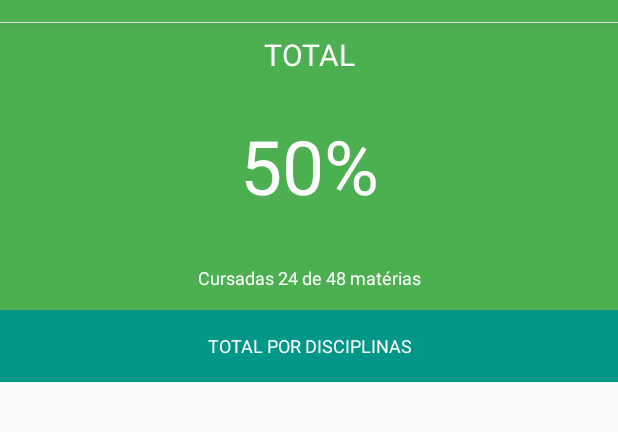
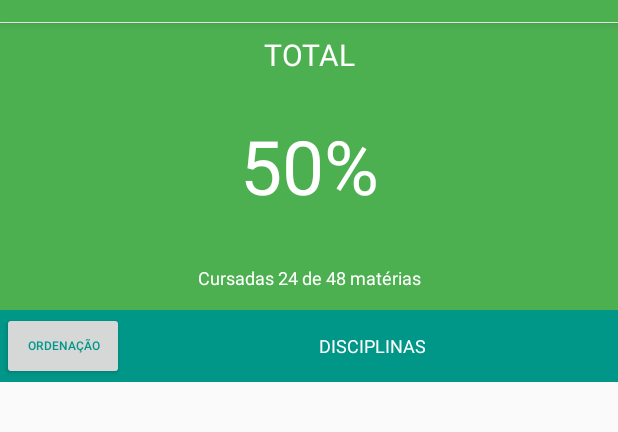
Before and after one commit to duanbressan/falta_muito, an Android app: the screen it shows after launch (MainActivity), on a phone screen of 412 x 824 dp, the part 62-494 px from its top. Run offline under Robolectric (Android 15) with nearby library versions, the phone set to English and light mode, and no system bars; libraries missing offline, so code that uses them is left out: io.realm, org.achartengine; 17 statements that could not run were skipped.

Commit message:
Início da criação de métodos de ordenação na tela principal

```diff
--- a/app/build.gradle
+++ b/app/build.gradle
@@ -6,7 +6,7 @@ android {
 
     defaultConfig {
         applicationId "duan.example.faltamuito"
-        minSdkVersion 19
+        minSdkVersion 17
         targetSdkVersion 23
         versionCode 1
         versionName "1.0"
--- a/app/src/main/java/duan/example/faltamuito/MaterialsActivity.java
+++ b/app/src/main/java/duan/example/faltamuito/MaterialsActivity.java
@@ -1,6 +1,5 @@
 package duan.example.faltamuito;
 
-import android.app.ActionBar;
 import android.content.Intent;
 import android.os.Bundle;
 import android.support.design.widget.TabLayout;
@@ -14,7 +13,6 @@ import android.view.MenuItem;
 import android.view.View;
 import android.view.ViewGroup;
 import android.widget.ListView;
-import android.widget.TextView;
 
 import java.util.ArrayList;
 import java.util.List;
@@ -25,7 +23,6 @@ import duan.example.faltamuito.adapters.SubjectsAdapter;
 import duan.example.faltamuito.adapters.TabBarAdapter;
 import duan.example.faltamuito.models.Category;
 import duan.example.faltamuito.models.Subject;
-
 
 public class MaterialsActivity extends AppCompatActivity {
 
@@ -65,7 +62,6 @@ public class MaterialsActivity extends AppCompatActivity {
         getSupportActionBar().setHomeButtonEnabled(true);
         getSupportActionBar().setDisplayHomeAsUpEnabled(true);
         getSupportActionBar().setDisplayShowHomeEnabled(true);
-
     }
 
     @Override
@@ -86,7 +82,6 @@ public class MaterialsActivity extends AppCompatActivity {
     }
 
     public static class MyFragment extends Fragment {
-
         private View fragment;
         private static final String KEY = "subject";
         private ListView listViewSubject;
--- a/app/src/main/res/layout/content_main.xml
+++ b/app/src/main/res/layout/content_main.xml
@@ -53,16 +53,37 @@
 
     </LinearLayout>
 
-    <TextView
+    <LinearLayout
         android:layout_width="match_parent"
         android:layout_height="0dp"
         android:layout_weight="0.5"
-        android:text="TOTAL POR DISCIPLINAS"
-        android:layout_gravity="center"
-        android:gravity="center"
-        android:textSize="12dp"
-        android:textColor="@android:color/white"
-        android:background="@color/colorAccent"/>
+        android:orientation="horizontal"
+        android:weightSum="10"
+        android:background="@color/colorAccent">
+
+        <Button
+            android:id="@+id/buttonOrder"
+            android:layout_width="0dp"
+            android:layout_height="match_parent"
+            android:layout_weight="2"
+            android:text="Ordenação"
+            android:layout_gravity="center"
+            android:gravity="center"
+            android:textSize="8dp"
+            android:textColor="@color/colorAccent"
+            android:layout_margin="1dp"/>
+
+        <TextView
+            android:id="@+id/textViewOrder"
+            android:layout_width="0dp"
+            android:layout_height="match_parent"
+            android:layout_weight="8"
+            android:text="DISCIPLINAS"
+            android:layout_gravity="center"
+            android:gravity="center"
+            android:textSize="12dp"
+            android:textColor="@android:color/white"/>
+    </LinearLayout>
 
     <ListView
         android:id="@+id/listViewSubject"
```
Also changed, not shown: app/src/main/java/duan/example/faltamuito/DAOs/DAOCategory.java (+16 -3 lines), app/src/main/java/duan/example/faltamuito/MainActivity.java (+11 -0 lines), app/src/main/java/duan/example/faltamuito/adapters/SubjectsInformationIntegralAdapter.java (added, +120 -0 lines).
